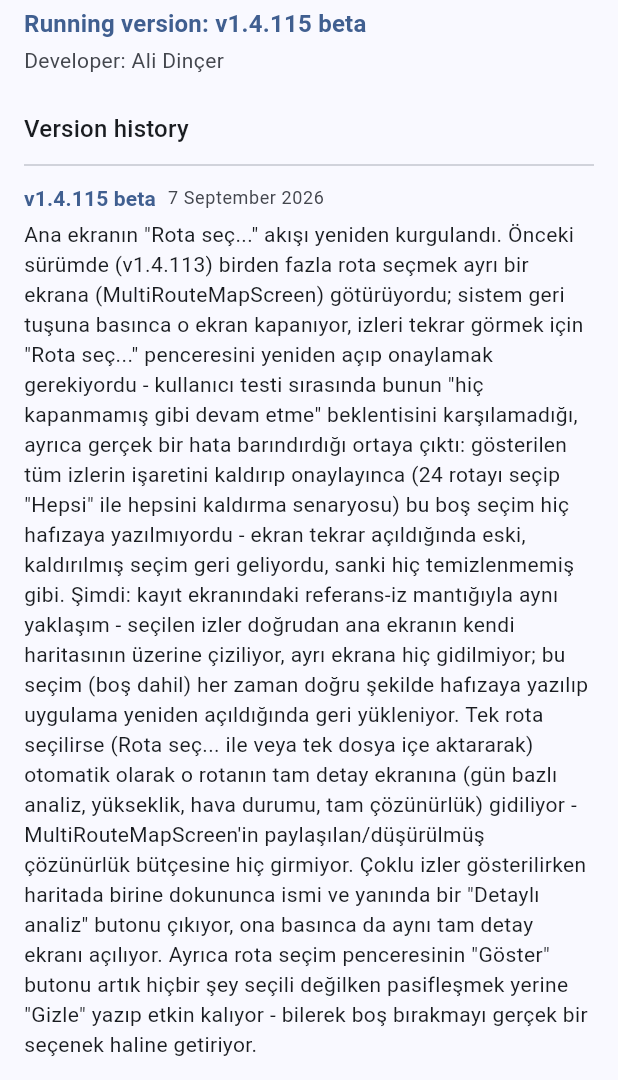
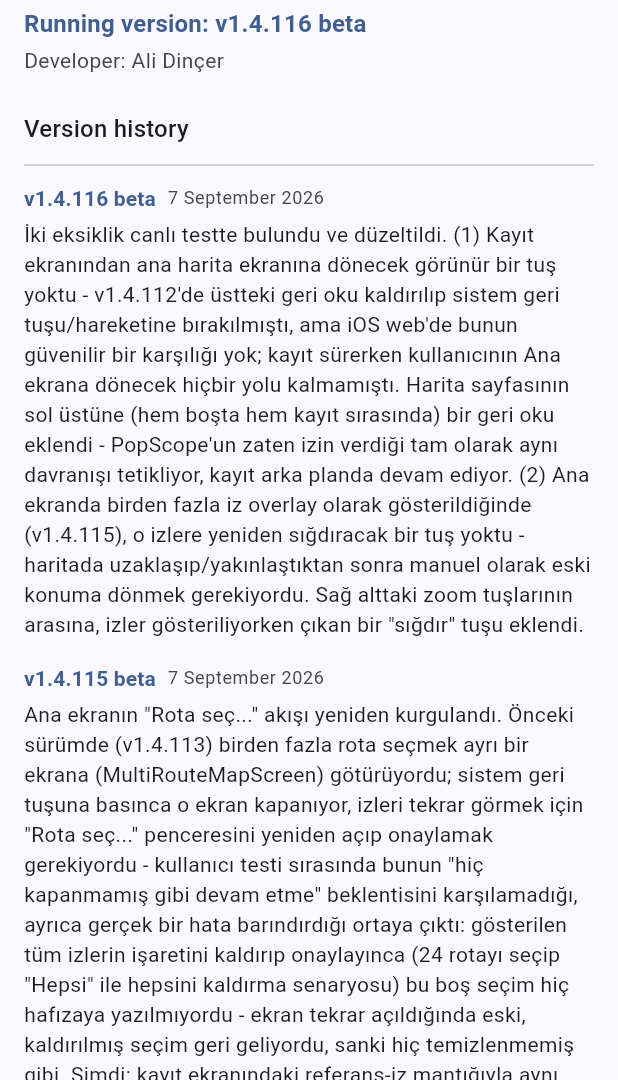
Before and after one commit to alid67-git/RideAtlas, a Flutter app: the AboutScreen screen opened directly, on a phone screen of 412 x 824 dp, the part 156-1236 px from its top. Run offline on Flutter 3.47's test engine with Material 3 defaults, Android fonts, the phone set to English and light mode, and no system bars; our stand-ins replace battery_plus, file_picker, fl_chart, flutter_map, geolocator, hive and 7 more; missing offline and left inert: dart:js_interop, exif, gpx, photo_manager; accounts and stored records are empty; generated files the repository leaves out were written again; network calls fail.

```diff
--- a/lib/build_info.dart
+++ b/lib/build_info.dart
@@ -1,18 +1,14 @@
 /// Bumped by hand on every push so the running build can be eyeballed on
 /// screen (Chrome tabs / dev servers can otherwise silently serve stale JS).
-const String kAppBuildLabel = 'v1.4.115 beta';
+const String kAppBuildLabel = 'v1.4.116 beta';
 
 /// Shown once, in a dialog, the first time this build label is seen.
 const String kAppBuildNote =
-    'Ana ekranda "Rota seç..." ile birden fazla iz seçmek artık ayrı bir '
-    'haritaya götürmüyor - kayıt ekranındaki referans iz mantığı gibi, '
-    'seçilen izler doğrudan ana ekranın kendi haritasının üzerine çiziliyor '
-    've hafızaya yazılıyor; uygulama kapanıp açılsa bile aynı izler orada '
-    'olacak. Tek rota seçilirse (veya tek dosya içe aktarılırsa) otomatik '
-    'olarak o rotanın tam detay/analiz ekranına gidiliyor. Çoklu izlerden '
-    'birine haritada dokununca ismi ve "Detaylı analiz" butonu çıkıyor. '
-    'Ayrıca gerçek bir hata düzeltildi: daha önce, gösterilen tüm izlerin '
-    'işaretini kaldırıp onaylayınca bu "boş" seçim hafızaya hiç '
-    'yazılmıyordu - ekran tekrar açıldığında eski (kaldırılmış) seçim geri '
-    'geliyordu. Şimdi boş seçim de bilerek "gizle" olarak kabul ediliyor '
-    've doğru şekilde hatırlanıyor.';
+    'İki eksiklik giderildi. Kayıt ekranında, kayıt sürerken ana harita '
+    'ekranına dönecek görünür bir tuş yoktu (sistem geri tuşu/hareketi hâlâ '
+    'çalışıyordu ama iOS\'ta bunun güvenilir bir karşılığı yok) - harita '
+    'sayfasının sol üstüne geri oku eklendi, kayıt arka planda devam '
+    'ediyor. Ana ekranda da, birden fazla iz üzerine çizildiğinde onlara '
+    'tekrar sığdıracak bir tuş yoktu, uzaklaşıp/yakınlaştıktan sonra '
+    'manuel geri dönmek gerekiyordu - sağ alta izler gösteriliyorken '
+    'çıkan bir "sığdır" tuşu eklendi.';
--- a/lib/changelog.dart
+++ b/lib/changelog.dart
@@ -19,6 +19,25 @@ class ChangelogEntry {
 }
 
 const kChangelog = <ChangelogEntry>[
+  ChangelogEntry(
+    version: 'v1.4.116 beta',
+    date: '2026-09-07',
+    note:
+        'İki eksiklik canlı testte bulundu ve düzeltildi. (1) Kayıt '
+        'ekranından ana harita ekranına dönecek görünür bir tuş yoktu - '
+        'v1.4.112\'de üstteki geri oku kaldırılıp sistem geri tuşu/'
+        'hareketine bırakılmıştı, ama iOS web\'de bunun güvenilir bir '
+        'karşılığı yok; kayıt sürerken kullanıcının Ana ekrana dönecek '
+        'hiçbir yolu kalmamıştı. Harita sayfasının sol üstüne (hem boşta '
+        'hem kayıt sırasında) bir geri oku eklendi - PopScope\'un zaten '
+        'izin verdiği tam olarak aynı davranışı tetikliyor, kayıt arka '
+        'planda devam ediyor. (2) Ana ekranda birden fazla iz overlay '
+        'olarak gösterildiğinde (v1.4.115), o izlere yeniden sığdıracak '
+        'bir tuş yoktu - haritada uzaklaşıp/yakınlaştıktan sonra manuel '
+        'olarak eski konuma dönmek gerekiyordu. Sağ alttaki zoom '
+        'tuşlarının arasına, izler gösteriliyorken çıkan bir "sığdır" '
+        'tuşu eklendi.',
+  ),
   ChangelogEntry(
     version: 'v1.4.115 beta',
     date: '2026-09-07',
--- a/lib/l10n/app_de.arb
+++ b/lib/l10n/app_de.arb
@@ -185,6 +185,8 @@
   "@recordOverlayShowCount": {"placeholders": {"count": {"type": "int"}}},
   "recordOverlayHideButton": "Ausblenden",
   "routeDetailedAnalysisButton": "Detaillierte Analyse",
+  "backToHomeTooltip": "Zurück zur Startseite",
+  "fitOverlayRoutesTooltip": "Angezeigte Routen einpassen",
   "recordOverlaySelectAll": "Alle",
   "recordOverlayNoRoutes": "Noch keine gespeicherten Strecken. Zuerst eine GPX importieren oder eine Aufzeichnung speichern.",
   "recordOverlayShowAllMenuItem": "Alle anzeigen",
--- a/lib/l10n/app_en.arb
+++ b/lib/l10n/app_en.arb
@@ -185,6 +185,8 @@
   "@recordOverlayShowCount": {"placeholders": {"count": {"type": "int"}}},
   "recordOverlayHideButton": "Hide",
   "routeDetailedAnalysisButton": "Detailed analysis",
+  "backToHomeTooltip": "Back to home",
+  "fitOverlayRoutesTooltip": "Fit shown routes",
   "recordOverlaySelectAll": "All",
   "recordOverlayNoRoutes": "No saved routes yet. Import a GPX first or finish a recording.",
   "recordOverlayShowAllMenuItem": "Show all",
--- a/lib/l10n/app_tr.arb
+++ b/lib/l10n/app_tr.arb
@@ -207,6 +207,8 @@
   "@recordOverlayShowCount": {"placeholders": {"count": {"type": "int"}}},
   "recordOverlayHideButton": "Gizle",
   "routeDetailedAnalysisButton": "Detaylı analiz",
+  "backToHomeTooltip": "Ana ekrana dön",
+  "fitOverlayRoutesTooltip": "Gösterilen izlere sığdır",
   "recordOverlaySelectAll": "Hepsi",
   "recordOverlayNoRoutes": "Henüz kayıtlı rota yok. Önce bir GPX içe aktarın veya bir sürüş kaydedin.",
   "recordOverlayShowAllMenuItem": "Tümünü göster",
```
Also changed, not shown: lib/screens/home_map_screen.dart (+31 -0 lines), lib/screens/record_screen.dart (+13 -5 lines).
